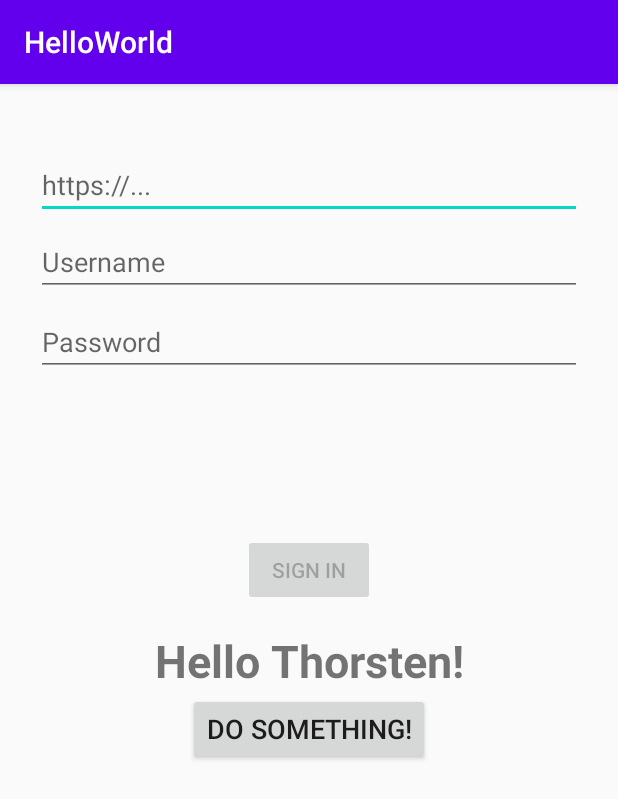
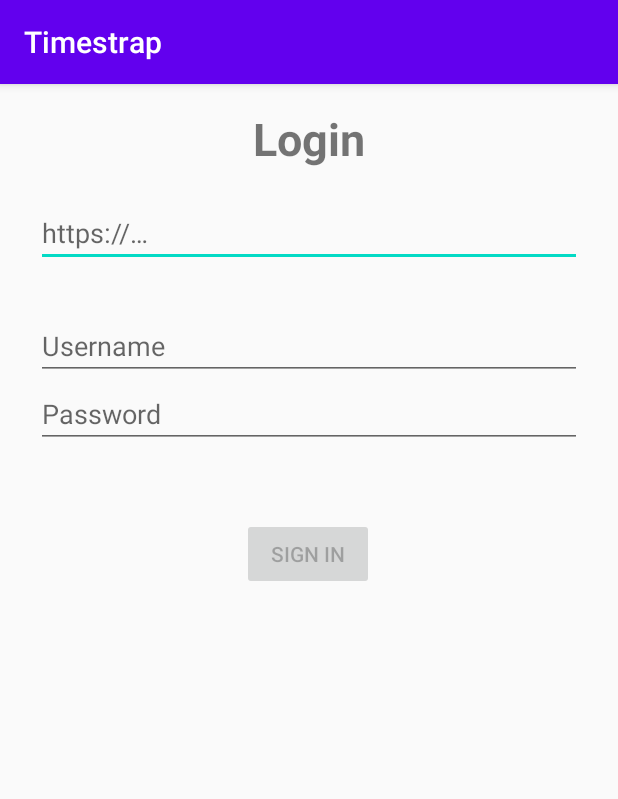
Before and after one commit to iwilltry42/timestrap-android, an Android app: the screen it shows after launch (MainActivity), on a phone screen of 412 x 824 dp. Shown: the top 799 px of the screen. Run offline under Robolectric (Android 15) with nearby library versions, the phone set to English and light mode, and no system bars; our stand-ins replace Volley.

```diff
--- a/app/build.gradle
+++ b/app/build.gradle
@@ -30,10 +30,10 @@ dependencies {
     implementation 'androidx.core:core-ktx:1.3.0'
     implementation 'androidx.appcompat:appcompat:1.1.0'
     implementation 'androidx.constraintlayout:constraintlayout:1.1.3'
-    testImplementation 'junit:junit:4.12'
+    testImplementation 'junit:junit:4.13'
     androidTestImplementation 'androidx.test.ext:junit:1.1.1'
     androidTestImplementation 'androidx.test.espresso:espresso-core:3.2.0'
     implementation 'com.android.volley:volley:1.1.1'
     implementation 'androidx.lifecycle:lifecycle-extensions:2.2.0'
-
+    implementation 'com.google.code.gson:gson:2.8.5'
 }
--- a/app/src/main/res/layout/activity_main.xml
+++ b/app/src/main/res/layout/activity_main.xml
@@ -27,12 +27,13 @@
         android:layout_width="0dp"
         android:layout_height="wrap_content"
         android:layout_marginStart="24dp"
-        android:layout_marginTop="96dp"
+        android:layout_marginTop="152dp"
         android:layout_marginEnd="24dp"
         android:hint="@string/prompt_username"
         android:inputType="textPersonName"
         android:selectAllOnFocus="true"
         app:layout_constraintEnd_toEndOf="parent"
+        app:layout_constraintHorizontal_bias="0.0"
         app:layout_constraintStart_toStartOf="parent"
         app:layout_constraintTop_toTopOf="parent" />
 
@@ -41,7 +42,6 @@
         android:layout_width="0dp"
         android:layout_height="wrap_content"
         android:layout_marginStart="24dp"
-        android:layout_marginTop="8dp"
         android:layout_marginEnd="24dp"
         android:hint="@string/prompt_password"
         android:imeActionLabel="@string/action_sign_in_short"
@@ -49,11 +49,12 @@
         android:inputType="textPassword"
         android:selectAllOnFocus="true"
         app:layout_constraintEnd_toEndOf="parent"
+        app:layout_constraintHorizontal_bias="0.0"
         app:layout_constraintStart_toStartOf="parent"
         app:layout_constraintTop_toBottomOf="@+id/username" />
 
     <Button
-        android:id="@+id/login"
+        android:id="@+id/signin_button"
         android:layout_width="wrap_content"
         android:layout_height="wrap_content"
         android:layout_gravity="start"
@@ -65,31 +66,47 @@
         android:text="@string/action_sign_in"
         app:layout_constraintBottom_toBottomOf="parent"
         app:layout_constraintEnd_toEndOf="parent"
+        app:layout_constraintHorizontal_bias="0.497"
         app:layout_constraintStart_toStartOf="parent"
         app:layout_constraintTop_toBottomOf="@+id/password"
-        app:layout_constraintVertical_bias="0.2" />
+        app:layout_constraintVertical_bias="0.077" />
 
     <TextView
         android:id="@+id/main_text"
         android:layout_width="wrap_content"
         android:layout_height="wrap_content"
+        android:layout_marginTop="16dp"
         android:text="@string/main_text"
         android:textSize="30sp"
         android:textStyle="bold"
-        app:layout_constraintBottom_toBottomOf="parent"
+        app:layout_constraintBottom_toTopOf="@+id/address"
+        app:layout_constraintEnd_toEndOf="parent"
         app:layout_constraintLeft_toLeftOf="parent"
         app:layout_constraintRight_toRightOf="parent"
-        app:layout_constraintTop_toTopOf="parent" />
+        app:layout_constraintStart_toStartOf="parent"
+        app:layout_constraintTop_toTopOf="parent"
+        app:layout_constraintVertical_bias="0.0" />
 
-    <Button
-        android:id="@+id/main_button"
+    <ProgressBar
+        android:id="@+id/signin_progress"
+        style="?android:attr/progressBarStyle"
         android:layout_width="wrap_content"
         android:layout_height="wrap_content"
-        android:layout_marginTop="1dp"
-        android:text="@string/main_button_text"
-        android:textSize="18sp"
+        android:visibility="invisible"
+        app:layout_constraintBottom_toTopOf="@+id/signin_button"
         app:layout_constraintEnd_toEndOf="parent"
         app:layout_constraintStart_toStartOf="parent"
-        app:layout_constraintTop_toBottomOf="@+id/main_text" />
+        app:layout_constraintTop_toBottomOf="@+id/password" />
+
+    <TextView
+        android:id="@+id/response_text"
+        android:layout_width="wrap_content"
+        android:layout_height="wrap_content"
+        android:textAlignment="viewStart"
+        app:layout_constraintBottom_toBottomOf="parent"
+        app:layout_constraintEnd_toEndOf="parent"
+        app:layout_constraintStart_toStartOf="parent"
+        app:layout_constraintTop_toBottomOf="@+id/signin_button" />
+
 
 </androidx.constraintlayout.widget.ConstraintLayout>
--- a/app/src/main/res/values/strings.xml
+++ b/app/src/main/res/values/strings.xml
@@ -1,18 +1,21 @@
 <resources>
-    <string name="app_name">HelloWorld</string>
-    <string name="main_text">Hello Thorsten!</string>
+    <string name="app_name">Timestrap</string>
+    <string name="main_text">Login</string>
     <string name="main_button_text">Do Something!</string>
     <string name="main_text_counter">Counter %d</string>
     <string name="main_button_reset">Reset</string>
 
     <!-- Strings related to login -->
-    <string name="prompt_address">https://...</string>
+    <string name="prompt_address">https://…</string>
     <string name="prompt_username">Username</string>
     <string name="prompt_password">Password</string>
     <string name="action_sign_in">Sign in</string>
     <string name="action_sign_in_short">Sign in</string>
-    <string name="welcome">"Welcome !"</string>
+    <string name="welcome">"Welcome %s!"</string>
     <string name="invalid_username">Not a valid username</string>
     <string name="invalid_password">Password must be >5 characters</string>
     <string name="login_failed">"Login failed"</string>
+
+    <!-- API Response Field -->
+    <string name="response_field">Response:\n# entries: %s</string>
 </resources>
```
Also changed, not shown: app/src/main/java/dev/iwilltry42/timestrap/MainActivity.kt (+85 -21 lines).
